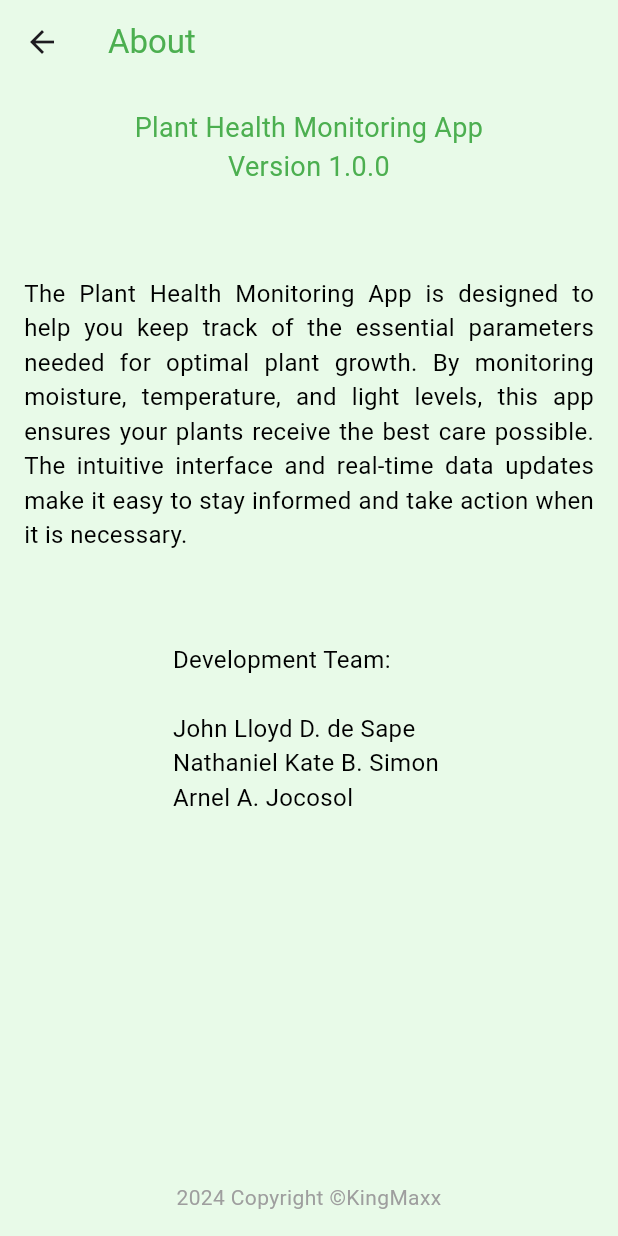
After one commit to KiyoScript/PlantHealthMonitoring, a Flutter app: the screen it shows after launch, after a tap on the "settings" icon, on a phone screen of 412 x 824 dp. The commit adds this screen. Run offline on Flutter 3.47's test engine with Material 3 defaults, Android fonts, the phone set to English and light mode, and no system bars; our stand-ins replace flutter_dotenv, flutter_svg_provider, google_nav_bar, supabase_flutter; accounts and stored records are empty.

Commit message:
Added About Page and Refresh Button

```diff
--- /dev/null
+++ b/lib/about_page.dart
@@ -0,0 +1,57 @@
+import 'package:flutter/material.dart';
+
+class AboutPage extends StatelessWidget {
+  const AboutPage({super.key});
+
+  @override
+  Widget build(BuildContext context) {
+    final currentYear = DateTime.now().year;
+
+    return Scaffold(
+      appBar: AppBar(
+        title: const Text('About', style: TextStyle(color: Colors.green)),
+        backgroundColor: const Color.fromARGB(255, 232, 250, 232),
+      ),
+      body: Padding(
+        padding: const EdgeInsets.all(16.0),
+        child: Column(
+          mainAxisAlignment: MainAxisAlignment.start,
+          crossAxisAlignment: CrossAxisAlignment.center,
+          children: <Widget>[
+            const Text(
+              'Plant Health Monitoring App\nVersion 1.0.0',
+              style: TextStyle(fontSize: 18, color: Colors.green),
+              textAlign: TextAlign.center,
+            ),
+            const SizedBox(height: 60),
+            const Text(
+              'The Plant Health Monitoring App is designed to help you keep track of the essential parameters '
+              'needed for optimal plant growth. By monitoring moisture, temperature, and light levels, this app '
+              'ensures your plants receive the best care possible. The intuitive interface and real-time data '
+              'updates make it easy to stay informed and take action when it is necessary.',
+              style: TextStyle(fontSize: 16, color: Colors.black),
+              textAlign: TextAlign.justify,
+            ),
+            const SizedBox(height: 60),
+            const Text(
+              'Development Team:\n'
+              '\nJohn Lloyd D. de Sape '
+              '\nNathaniel Kate B. Simon '
+              '\nArnel A. Jocosol',
+              style: TextStyle(fontSize: 16, color: Colors.black),
+              textAlign: TextAlign.justify,
+            ),
+            const Spacer(),
+            Center(
+              child: Text(
+                '$currentYear Copyright ©KingMaxx',
+                style: const TextStyle(fontSize: 14, color: Colors.grey),
+                textAlign: TextAlign.center,
+              ),
+            ),
+          ],
+        ),
+      ),
+    );
+  }
+}
--- a/lib/dashboard_page.dart
+++ b/lib/dashboard_page.dart
@@ -39,7 +39,7 @@ class _DashboardPageState extends State<DashboardPage> {
         future: _fetchData(),
         builder: (context, snapshot) {
           if (!snapshot.hasData) {
-            return const Center(child: CircularProgressIndicator());
+            return const Center(child: CircularProgressIndicator(strokeWidth: 6, strokeAlign:4, color: Colors.green ));
           }
           final data = snapshot.data!;
           final moisture = data[0].isNotEmpty ? data[0][0] : {'Mlevel': 0};
@@ -99,7 +99,7 @@ class _DashboardPageState extends State<DashboardPage> {
   Widget _buildContainer({required String title, required String value, required Color valueColor, required double circularValue}) {
     return Container(
       decoration: BoxDecoration(
-        color: const Color.fromARGB(255, 193, 221, 194),
+        color: Colors.white,
         borderRadius: BorderRadius.circular(10),
         boxShadow: [
           BoxShadow(
@@ -118,7 +118,7 @@ class _DashboardPageState extends State<DashboardPage> {
             title,
             style: const TextStyle(
               fontSize: 16,
-              color: Colors.white,
+              color: Colors.green,
             ),
             textAlign: TextAlign.center,
           ),
@@ -134,7 +134,7 @@ class _DashboardPageState extends State<DashboardPage> {
                   CircularProgressIndicator(
                     value: circularValue,
                     valueColor: AlwaysStoppedAnimation<Color>(valueColor),
-                    backgroundColor: Colors.white,
+                    backgroundColor: const Color.fromARGB(255, 189, 234, 191),
                     strokeWidth: 10,
                     strokeCap: StrokeCap.round,
                   ),
--- a/lib/light_page.dart
+++ b/lib/light_page.dart
@@ -11,7 +11,7 @@ class LightPage extends StatefulWidget {
 }
 
 class _LightPageState extends State<LightPage> {
-  final _lights = Supabase.instance.client.from('LightLevel').select().order('id', ascending: false);
+  final _lights = Supabase.instance.client.from('LightLevel').select().order('id', ascending: false).limit(15);
 
   @override
   Widget build(BuildContext context) {
@@ -20,7 +20,7 @@ class _LightPageState extends State<LightPage> {
         future: _lights,
         builder: (context, snapshot) {
           if (!snapshot.hasData) {
-            return const Center(child: CircularProgressIndicator());
+            return const Center(child: CircularProgressIndicator(strokeWidth: 6, strokeAlign:4, color: Colors.green ));
           }
           final lights = snapshot.data!;
 
--- a/lib/main.dart
+++ b/lib/main.dart
@@ -1,3 +1,5 @@
+import 'dart:async';
+
 import 'package:flutter/material.dart';
 import 'package:google_nav_bar/google_nav_bar.dart';
 import 'package:supabase_flutter/supabase_flutter.dart';
@@ -6,6 +8,7 @@ import 'dashboard_page.dart';
 import 'moisture_page.dart';
 import 'temperature_page.dart';
 import 'light_page.dart';
+import 'about_page.dart';
 
 Future<void> main() async {
   WidgetsFlutterBinding.ensureInitialized();
@@ -16,7 +19,6 @@ Future<void> main() async {
   runApp(const MainApp());
 }
 
-
 class MainApp extends StatefulWidget {
   const MainApp({super.key});
 
@@ -26,6 +28,7 @@ class MainApp extends StatefulWidget {
 
 class MainAppState extends State<MainApp> {
   int _pageIndex = 0;
+  bool _isLoading = false;
 
   final List<Widget> _pages = [
     const DashboardPage(),
@@ -33,6 +36,35 @@ class MainAppState extends State<MainApp> {
     const TemperaturePage(),
     const LightPage(),
   ];
+
+  void _refreshPage() {
+    setState(() {
+      _isLoading = true;
+    });
+
+    Timer(const Duration(seconds: 1), () {
+      setState(() {
+        switch (_pageIndex) {
+          case 0:
+            _pages[0] = const DashboardPage();
+            break;
+          case 1:
+            _pageIndex = 1;
+            break;
+          case 2:
+            _pageIndex = 2;
+            break;
+          case 3:
+            _pageIndex = 3;
+            break;
+          default:
+            _pageIndex = 0;
+            break;
+        }
+        _isLoading = false;
+      });
+    });
+  }
 
   @override
   Widget build(BuildContext context) {
@@ -45,16 +77,23 @@ class MainAppState extends State<MainApp> {
           titleSpacing: 16.0,
           backgroundColor: const Color.fromARGB(255, 232, 250, 232),
           actions: <Widget>[
-            IconButton(
-              color: Colors.green,
-              icon: const Icon(Icons.settings),
-              onPressed: () {
+            Builder(
+              builder: (BuildContext context) {
+                return IconButton(
+                  color: Colors.green,
+                  icon: const Icon(Icons.settings),
+                  onPressed: () {
+                    Navigator.push(
+                      context,
+                      MaterialPageRoute(builder: (context) => const AboutPage()),
+                    );
+                  },
+                );
               },
             ),
           ],
         ),
-        body: _pages[_pageIndex],
-
+        body: _isLoading ? const Center(child: CircularProgressIndicator(strokeWidth: 6, strokeAlign:4, color: Colors.green )) : _pages[_pageIndex],
         bottomNavigationBar: ClipRect(
           clipBehavior: Clip.antiAlias,
           child: Container(
@@ -117,14 +156,13 @@ class MainAppState extends State<MainApp> {
             ),
           ),
         ),
-      //   floatingActionButton: FloatingActionButton(
-      //     onPressed: () {
-      //     },
-      //     backgroundColor: Colors.green,
-      //     child: const Icon(Icons.rotate_left_rounded, color: Colors.white),
-      //   ),
+        floatingActionButton: FloatingActionButton(
+          onPressed: _refreshPage,
+          backgroundColor: Colors.green,
+          child: const Icon(Icons.refresh, color: Colors.white),
+        ),
       ),
-      debugShowCheckedModeBanner: false
+      debugShowCheckedModeBanner: false,
     );
   }
 }
--- a/lib/moisture_page.dart
+++ b/lib/moisture_page.dart
@@ -11,7 +11,7 @@ class MoisturePage extends StatefulWidget {
 }
 
 class _MoisturePageState extends State<MoisturePage> {
-  final _moistures = Supabase.instance.client.from('MoistureLevel').select().order('id', ascending: false);
+  final _moistures = Supabase.instance.client.from('MoistureLevel').select().order('id', ascending: false).limit(15);
 
   @override
   Widget build(BuildContext context) {
@@ -20,7 +20,7 @@ class _MoisturePageState extends State<MoisturePage> {
         future: _moistures,
         builder: (context, snapshot) {
           if (!snapshot.hasData) {
-            return const Center(child: CircularProgressIndicator());
+            return const Center(child: CircularProgressIndicator(strokeWidth: 6, strokeAlign:4, color: Colors.green ));
           }
           final moistures = snapshot.data!;
 
```
Also changed, not shown: lib/temperature_page.dart (+2 -5 lines).
